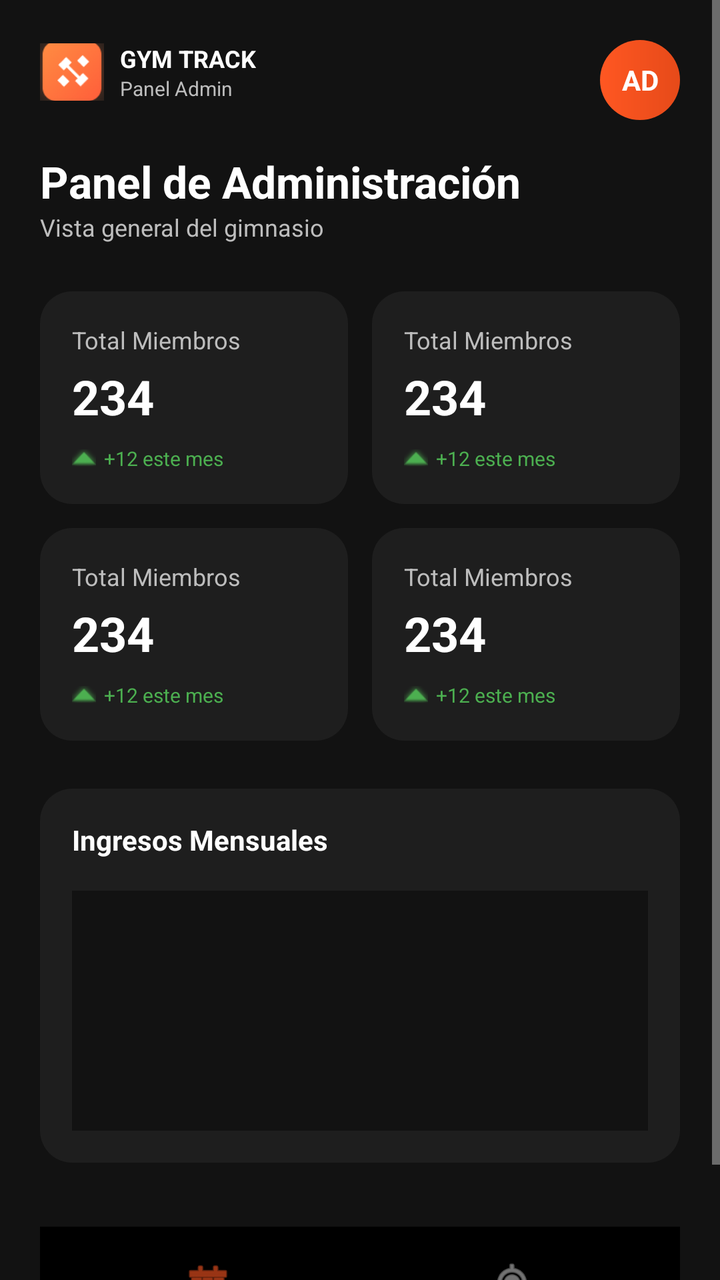
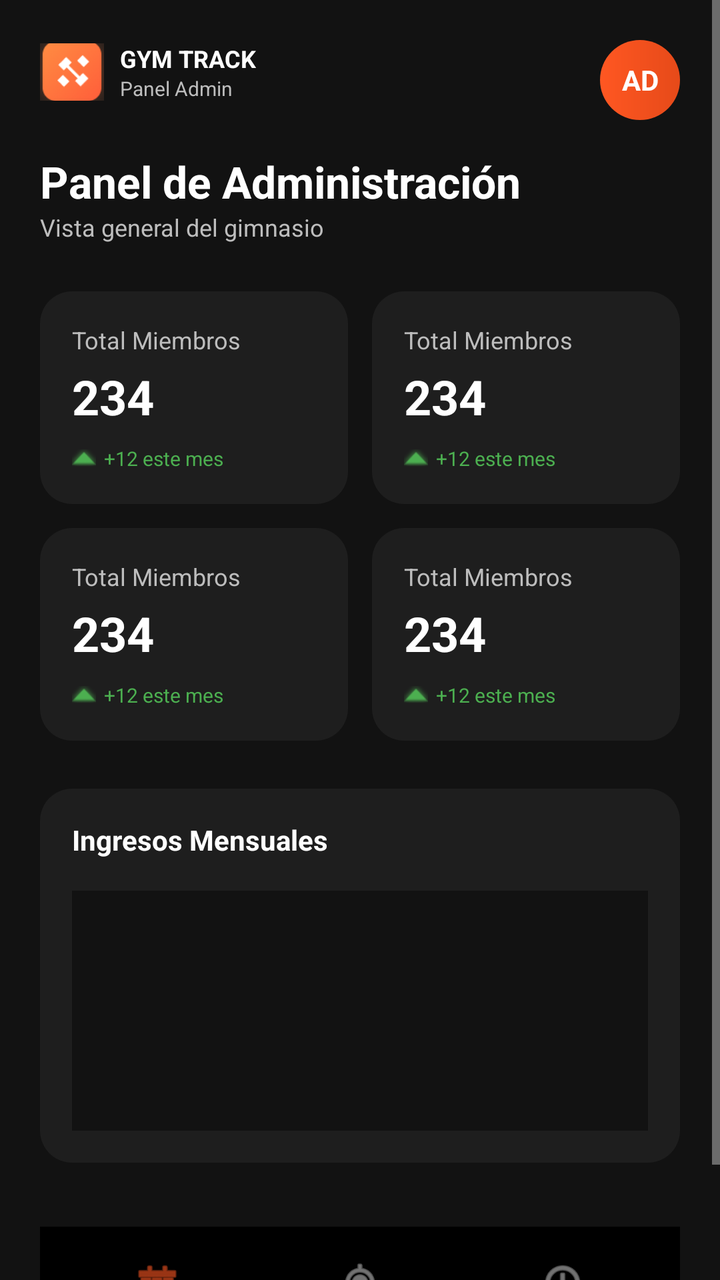

Two renders of the same Android screen: before a commit and after it. Below are the layout's source before the change and the commit's diff.
<!-- AndroidManifest.xml: application theme Theme.GymTrackMovil -->
<!-- res/layout/activity_admin_dashboard.xml -->
<ScrollView xmlns:android="http://schemas.android.com/apk/res/android"
    xmlns:app="http://schemas.android.com/apk/res-auto"
    android:layout_width="match_parent"
    android:layout_height="match_parent"
    android:background="@color/dark_background"
    android:fillViewport="true">

    <androidx.constraintlayout.widget.ConstraintLayout
        android:layout_width="match_parent"
        android:layout_height="wrap_content"
        android:padding="20dp">

        
        <ImageView
            android:id="@+id/ivLogoHeader"
            android:layout_width="32dp"
            android:layout_height="32dp"
            android:src="@drawable/ic_app_logo"
            app:layout_constraintStart_toStartOf="parent"
            app:layout_constraintTop_toTopOf="parent" />

        <LinearLayout
            android:layout_width="wrap_content"
            android:layout_height="wrap_content"
            android:layout_marginStart="8dp"
            android:orientation="vertical"
            app:layout_constraintBottom_toBottomOf="@id/ivLogoHeader"
            app:layout_constraintStart_toEndOf="@id/ivLogoHeader"
            app:layout_constraintTop_toTopOf="@id/ivLogoHeader">

            <TextView
                android:layout_width="wrap_content"
                android:layout_height="wrap_content"
                android:text="GYM TRACK"
                android:textColor="@color/white"
                android:textSize="12sp"
                android:textStyle="bold" />

            <TextView
                android:layout_width="wrap_content"
                android:layout_height="wrap_content"
                android:text="Panel Admin"
                android:textColor="@color/text_secondary"
                android:textSize="10sp" />
        </LinearLayout>

        <TextView
            android:id="@+id/tvUserInitials"
            android:layout_width="40dp"
            android:layout_height="40dp"
            android:background="@drawable/step_circle_active"
            android:gravity="center"
            android:text="AD"
            android:textColor="@color/white"
            android:textStyle="bold"
            app:layout_constraintEnd_toEndOf="parent"
            app:layout_constraintTop_toTopOf="parent" />

        <TextView
            android:id="@+id/tvAdminTitle"
            android:layout_width="wrap_content"
            android:layout_height="wrap_content"
            android:layout_marginTop="24dp"
            android:text="Panel de Administración"
            android:textColor="@color/white"
            android:textSize="22sp"
            android:textStyle="bold"
            app:layout_constraintStart_toStartOf="parent"
            app:layout_constraintTop_toBottomOf="@id/ivLogoHeader" />

        <TextView
            android:id="@+id/tvAdminSub"
            android:layout_width="wrap_content"
            android:layout_height="wrap_content"
            android:text="Vista general del gimnasio"
            android:textColor="@color/text_secondary"
            android:textSize="12sp"
            app:layout_constraintStart_toStartOf="parent"
            app:layout_constraintTop_toBottomOf="@id/tvAdminTitle" />

        
        <GridLayout
            android:id="@+id/glAdminStats"
            android:layout_width="match_parent"
            android:layout_height="wrap_content"
            android:layout_marginTop="24dp"
            android:columnCount="2"
            android:rowCount="2"
            app:layout_constraintTop_toBottomOf="@id/tvAdminSub">

            <include layout="@layout/item_admin_stat" android:layout_width="0dp" android:layout_height="wrap_content" android:layout_rowWeight="1" android:layout_columnWeight="1" android:layout_marginEnd="6dp" android:layout_marginBottom="12dp"/>
            <include layout="@layout/item_admin_stat" android:layout_width="0dp" android:layout_height="wrap_content" android:layout_rowWeight="1" android:layout_columnWeight="1" android:layout_marginStart="6dp" android:layout_marginBottom="12dp"/>
            <include layout="@layout/item_admin_stat" android:layout_width="0dp" android:layout_height="wrap_content" android:layout_rowWeight="1" android:layout_columnWeight="1" android:layout_marginEnd="6dp" />
            <include layout="@layout/item_admin_stat" android:layout_width="0dp" android:layout_height="wrap_content" android:layout_rowWeight="1" android:layout_columnWeight="1" android:layout_marginStart="6dp" />
        </GridLayout>

        
        <LinearLayout
            android:id="@+id/llAdminCharts"
            android:layout_width="match_parent"
            android:layout_height="wrap_content"
            android:layout_marginTop="24dp"
            android:background="@drawable/card_bg"
            android:orientation="vertical"
            android:padding="16dp"
            app:layout_constraintTop_toBottomOf="@id/glAdminStats">

            <TextView
                android:layout_width="wrap_content"
                android:layout_height="wrap_content"
                android:text="Ingresos Mensuales"
                android:textColor="@color/white"
                android:textStyle="bold" />
            
            <View
                android:layout_width="match_parent"
                android:layout_height="120dp"
                android:layout_marginTop="16dp"
                android:background="@color/dark_background" />
        </LinearLayout>

        
        <LinearLayout
            android:layout_width="match_parent"
            android:layout_height="70dp"
            android:layout_marginTop="32dp"
            android:background="@color/black"
            android:elevation="8dp"
            android:orientation="horizontal"
            android:padding="8dp"
            app:layout_constraintTop_toBottomOf="@id/llAdminCharts"
            app:layout_constraintBottom_toBottomOf="parent">

            <LinearLayout
                android:id="@+id/navAdminHome"
                android:layout_width="0dp"
                android:layout_height="match_parent"
                android:layout_weight="1"
                android:gravity="center"
                android:orientation="vertical">
                <ImageView android:layout_width="24dp" android:layout_height="24dp" android:src="@android:drawable/ic_menu_today" android:tint="@color/orange_primary"/>
                <TextView android:layout_width="wrap_content" android:layout_height="wrap_content" android:text="Inicio" android:textColor="@color/orange_primary" android:textSize="10sp"/>
            </LinearLayout>

            <LinearLayout
                android:id="@+id/navAdminMembers"
                android:layout_width="0dp"
                android:layout_height="match_parent"
                android:layout_weight="1"
                android:gravity="center"
                android:orientation="vertical">
                <ImageView android:layout_width="24dp" android:layout_height="24dp" android:src="@android:drawable/ic_menu_mylocation" android:tint="@color/text_secondary"/>
                <TextView android:layout_width="wrap_content" android:layout_height="wrap_content" android:text="Miembros" android:textColor="@color/text_secondary" android:textSize="10sp"/>
            </LinearLayout>
        </LinearLayout>

    </androidx.constraintlayout.widget.ConstraintLayout>
</ScrollView>
<!-- res/layout/item_admin_stat.xml (included above) -->
<?xml version="1.0" encoding="utf-8"?>
<LinearLayout xmlns:android="http://schemas.android.com/apk/res/android"
    android:layout_width="match_parent"
    android:layout_height="wrap_content"
    android:background="@drawable/card_bg"
    android:orientation="vertical"
    android:padding="16dp">

    <TextView
        android:id="@+id/tvAdminStatLabel"
        android:layout_width="wrap_content"
        android:layout_height="wrap_content"
        android:text="Total Miembros"
        android:textColor="@color/text_secondary"
        android:textSize="12sp" />

    <TextView
        android:id="@+id/tvAdminStatValue"
        android:layout_width="wrap_content"
        android:layout_height="wrap_content"
        android:layout_marginTop="4dp"
        android:text="234"
        android:textColor="@color/white"
        android:textSize="24sp"
        android:textStyle="bold" />

    <LinearLayout
        android:layout_width="wrap_content"
        android:layout_height="wrap_content"
        android:layout_marginTop="8dp"
        android:gravity="center_vertical"
        android:orientation="horizontal">

        <ImageView
            android:id="@+id/ivAdminStatTrend"
            android:layout_width="12dp"
            android:layout_height="12dp"
            android:src="@android:drawable/arrow_up_float"
            android:tint="#4CAF50" />

        <TextView
            android:id="@+id/tvAdminStatDiff"
            android:layout_width="wrap_content"
            android:layout_height="wrap_content"
            android:layout_marginStart="4dp"
            android:text="+12 este mes"
            android:textColor="#4CAF50"
            android:textSize="10sp" />
    </LinearLayout>
</LinearLayout>
<!-- resources referenced by this layout -->
<resources>
  <color name="black">#FF000000</color>
  <color name="dark_background">#121212</color>
  <color name="orange_primary">#FF5722</color>
  <color name="text_secondary">#BDBDBD</color>
  <color name="white">#FFFFFFFF</color>
  <!-- drawable card_bg (drawable) -->
  <?xml version="1.0" encoding="utf-8"?>
  <shape xmlns:android="http://schemas.android.com/apk/res/android">
      <solid android:color="@color/dark_surface" />
      <corners android:radius="16dp" />
  </shape>
  <!-- drawable ic_app_logo: png bitmap (drawable, 5176 bytes) -->
  <!-- drawable step_circle_active (drawable) -->
  <?xml version="1.0" encoding="utf-8"?>
  <shape xmlns:android="http://schemas.android.com/apk/res/android"
      android:shape="oval">
      <gradient
          android:startColor="@color/orange_primary"
          android:endColor="@color/orange_dark"
          android:angle="0" />
  </shape>
  <style name="Theme.GymTrackMovil" parent="Base.Theme.GymTrackMovil" />
  <color name="dark_surface">#1E1E1E</color>
  <color name="orange_dark">#E64A19</color>
  <style name="Base.Theme.GymTrackMovil" parent="Theme.Material3.DayNight.NoActionBar">
          
          <item name="colorPrimary">@color/orange_primary</item>
          <item name="colorSecondary">@color/white</item>
          <item name="android:windowBackground">@color/dark_background</item>
          <item name="android:textColorPrimary">@color/text_primary</item>
          <item name="android:textColorSecondary">@color/text_secondary</item>
          <item name="android:statusBarColor">@color/dark_background</item>
      </style>
  <color name="text_primary">#FFFFFF</color>
</resources>

<!-- the commit's change to res/layout/activity_admin_dashboard.xml (unified diff, before → after) -->
@@ -152,6 +152,17 @@
                 <ImageView android:layout_width="24dp" android:layout_height="24dp" android:src="@android:drawable/ic_menu_mylocation" android:tint="@color/text_secondary"/>
                 <TextView android:layout_width="wrap_content" android:layout_height="wrap_content" android:text="Miembros" android:textColor="@color/text_secondary" android:textSize="10sp"/>
             </LinearLayout>
+
+            <LinearLayout
+                android:id="@+id/navAdminTrainers"
+                android:layout_width="0dp"
+                android:layout_height="match_parent"
+                android:layout_weight="1"
+                android:gravity="center"
+                android:orientation="vertical">
+                <ImageView android:layout_width="24dp" android:layout_height="24dp" android:src="@android:drawable/ic_menu_add" android:tint="@color/text_secondary"/>
+                <TextView android:layout_width="wrap_content" android:layout_height="wrap_content" android:text="Entrenadores" android:textColor="@color/text_secondary" android:textSize="10sp"/>
+            </LinearLayout>
         </LinearLayout>
 
     </androidx.constraintlayout.widget.ConstraintLayout>
